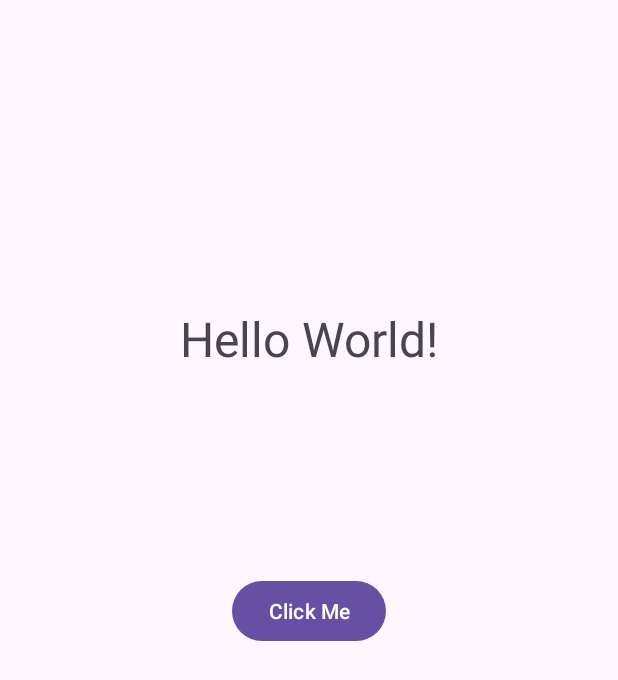
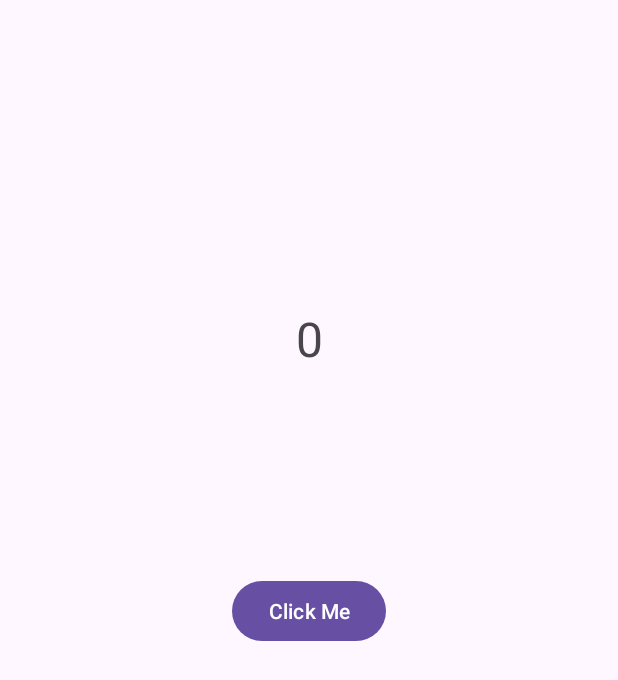
Before and after one commit to yukiodesigns/CounterApp2, an Android app: the screen it shows after launch (MainActivity), on a phone screen of 412 x 824 dp. Shown: the top 680 px of the screen. Run offline under Robolectric (Android 15) with nearby library versions, the phone set to English and light mode, and no system bars; our stand-ins replace data binding.

Commit message:
Made Model, initiated widgets,

```diff
--- a/app/src/main/java/com/example/counterapp/MainActivity.kt
+++ b/app/src/main/java/com/example/counterapp/MainActivity.kt
@@ -2,10 +2,24 @@ package com.example.counterapp
 
 import androidx.appcompat.app.AppCompatActivity
 import android.os.Bundle
+import com.example.counterapp.databinding.ActivityMainBinding
+import androidx.databinding.DataBindingUtil
+import androidx.lifecycle.Observer
+import androidx.lifecycle.ViewModelProvider
+
 
 class MainActivity : AppCompatActivity() {
+
+    lateinit var binding: ActivityMainBinding
+    lateinit var model : MainActivityViewModel
     override fun onCreate(savedInstanceState: Bundle?) {
         super.onCreate(savedInstanceState)
-        setContentView(R.layout.activity_main)
+        setContentView( R.layout.activity_main)
+
+        binding = DataBindingUtil.setContentView( this, R.layout.activity_main)
+        model =ViewModelProvider(this).get(MainActivityViewModel::class.java)
+
+        binding.myViewModel = model
+        model.counter.observe(this, Observer { binding.textView.text = it.toString() })
     }
 }
--- a/app/src/main/java/com/example/counterapp/CounterViewModel.kt
+++ b/app/src/main/java/com/example/counterapp/MainActivityViewModel.kt
@@ -3,7 +3,7 @@ package com.example.counterapp
 import androidx.lifecycle.MutableLiveData
 import androidx.lifecycle.ViewModel
 
-class CounterViewModel:ViewModel() {
+class MainActivityViewModel:ViewModel() {
 
     var counter = MutableLiveData<Int>()
 
--- a/app/src/main/res/layout/activity_main.xml
+++ b/app/src/main/res/layout/activity_main.xml
@@ -3,10 +3,18 @@
 <layout xmlns:android="http://schemas.android.com/apk/res/android"
     xmlns:app="http://schemas.android.com/apk/res-auto"
     xmlns:tools="http://schemas.android.com/tools">
-<androidx.constraintlayout.widget.ConstraintLayout
+
+    <data>
+        <variable
+            name="myViewModel"
+            type="com.example.counterapp.MainActivityViewModel" />
+    </data>
+
+    <androidx.constraintlayout.widget.ConstraintLayout
     android:layout_width="match_parent"
     android:layout_height="match_parent"
     tools:context=".MainActivity">
+
 
     <TextView
         android:id="@+id/textView"
@@ -26,6 +34,7 @@
         android:layout_height="wrap_content"
         android:layout_marginTop="136dp"
         android:text="Click Me"
+        android:onClick="@{() -> myViewModel.updateCount()}"
         app:layout_constraintEnd_toEndOf="parent"
         app:layout_constraintStart_toStartOf="parent"
         app:layout_constraintTop_toBottomOf="@+id/textView" />
```
